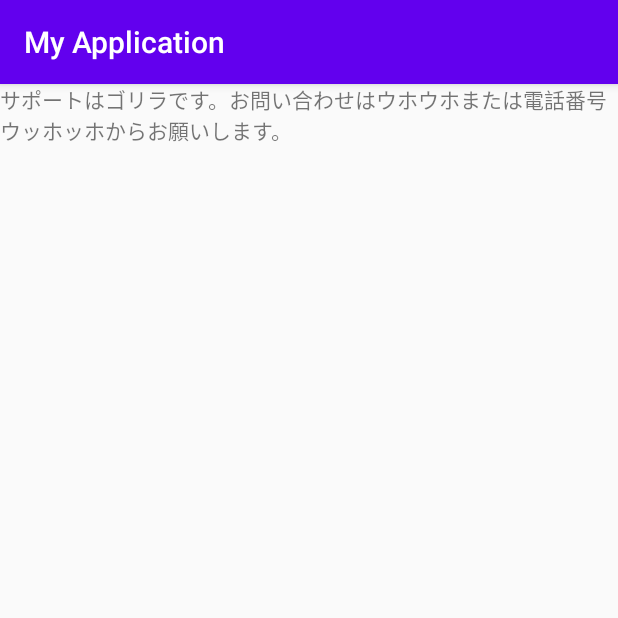
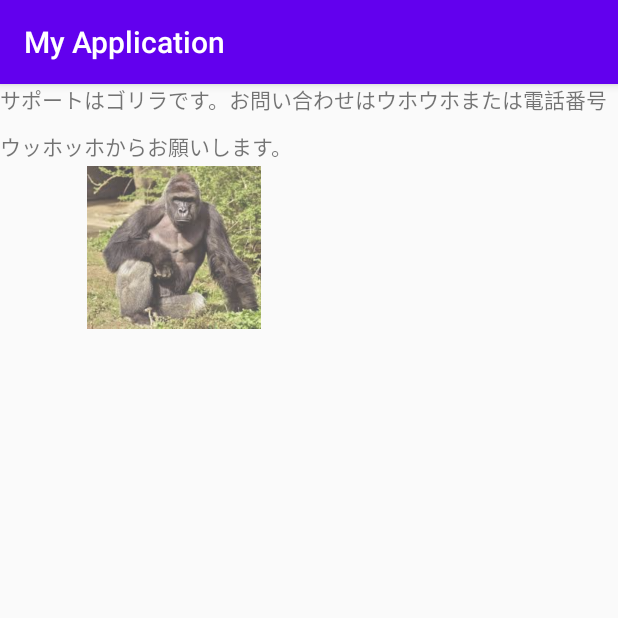
Before and after one commit to Knzo36/AndroidSampleApp, an Android app: the screen it shows after launch (MainActivity), on a phone screen of 412 x 824 dp, the top half of it. Run offline under Robolectric (Android 15) with nearby library versions, the phone set to English and light mode, and no system bars.

Commit message:
imageview

```diff
--- a/app/src/main/res/layout/activity_main.xml
+++ b/app/src/main/res/layout/activity_main.xml
@@ -10,7 +10,20 @@
         android:id="@+id/text"
         android:layout_width="wrap_content"
         android:layout_height="wrap_content"
+        android:lineSpacingMultiplier="1.5"
+        android:ellipsize="end"
+        android:maxLines="2"
         android:text="サポートはゴリラです。お問い合わせはウホウホまたは電話番号ウッホッホからお願いします。" />
+
+    <ImageView
+        android:id="@+id/imageView"
+        android:layout_width="wrap_content"
+        android:layout_height="wrap_content"
+        android:alpha="0.7"
+        android:contentDescription="ゴリラ"
+        android:scaleX="0.5"
+        android:scaleY="0.5"
+        app:srcCompat="@drawable/gorila" />
 
 
 </androidx.constraintlayout.widget.ConstraintLayout>
```
Also changed, not shown: app/src/main/res/drawable-v24/gorila.jpeg (added).
